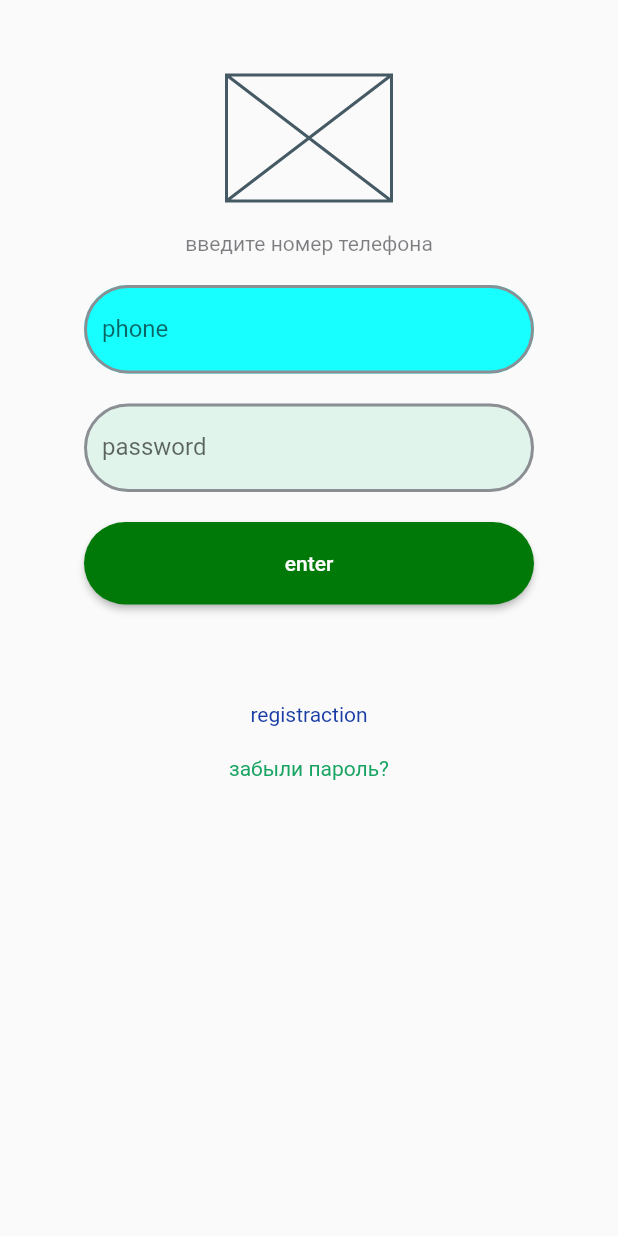
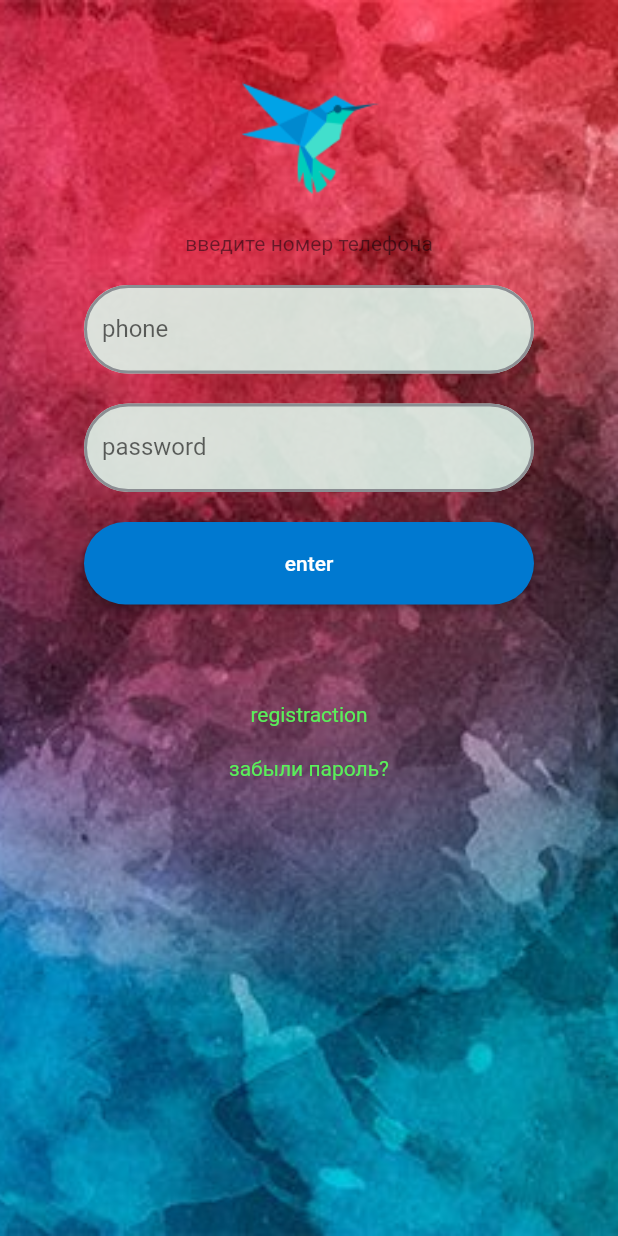
Before and after one commit to chevic4/UGNTU-TASKS-autorization_screen, a Flutter app: the screen it shows after launch, on a phone screen of 412 x 824 dp. Run offline on Flutter 3.47's test engine with Material 2 defaults, Android fonts, the phone set to English and light mode, and no system bars.

Commit message:
добавлены картинки в приложение

```diff
--- a/lib/main.dart
+++ b/lib/main.dart
@@ -18,20 +18,28 @@ class MyApp extends StatelessWidget {
     return MaterialApp(
       home: Scaffold(
         body: Container(
+          decoration: BoxDecoration(
+            image: DecorationImage(
+            image: AssetImage("assets/best-watercolor-backgrounds.jpeg"),
+            fit: BoxFit.fitHeight,
+          ),
+          ),
           width: double.infinity,
           padding: EdgeInsets.symmetric(horizontal: 40),
           child: Column (children: [
             SizedBox(height: 50,),
-            SizedBox(width: 110, height: 84, child: Placeholder(),),
+            const SizedBox(width: 110, height: 84, child: Image(image: AssetImage('assets/dart-logo 1.png')),),
             SizedBox(height: 20,),
             Text('введите номер телефона',
               style: TextStyle (fontSize: 14, color: Color.fromRGBO(0, 0, 8, 0.5)),),
             SizedBox(height: 20,),
             const SizedBox(width: 300,
             child: TextField(
+              keyboardType: TextInputType.phone,
               decoration: InputDecoration(
                 filled: true,
-                fillColor: Colors.cyanAccent,
+                fillColor: Color.fromRGBO(
+                    221, 243, 233, 0.9019607843137255),
                 enabledBorder: borderStyle,
                 focusedBorder: borderStyle,
                 disabledBorder: borderStyle,
@@ -60,7 +68,7 @@ class MyApp extends StatelessWidget {
               ElevatedButton(onPressed: () {},
                   child: Text('enter'),
                   style: ElevatedButton.styleFrom(
-                    primary: Color(0xFF007908),
+                    primary: Color(0xFF0079D0),
                     shape: RoundedRectangleBorder(
                       borderRadius: BorderRadius.circular(36.0),
                     ),
@@ -70,11 +78,11 @@ class MyApp extends StatelessWidget {
             SizedBox(height: 65,),
             InkWell(child: const Text('registraction',
               style: TextStyle (fontSize: 14, color: Color.fromRGBO(
-                  1, 40, 155, 0.9019607843137255)),), onTap: () {}),
+                  90, 239, 90, 1.0)),), onTap: () {}),
             SizedBox(height: 20,),
             InkWell(child: const Text('забыли пароль?',
               style: TextStyle (fontSize: 14, color: Color.fromRGBO(
-                  1, 155, 83, 0.9019607843137255)),), onTap: () {}),
+                  90, 239, 90, 1.0)),), onTap: () {}),
           ],),
         )
       ),
--- a/pubspec.yaml
+++ b/pubspec.yaml
@@ -51,6 +51,9 @@ dev_dependencies:
 
 # The following section is specific to Flutter.
 flutter:
+  assets:
+    - assets/dart-logo 1.png
+    - assets/best-watercolor-backgrounds.jpeg
 
   # The following line ensures that the Material Icons font is
   # included with your application, so that you can use the icons in
```
Also changed, not shown: assets/best-watercolor-backgrounds.jpeg (added), assets/dart-logo 1.png (added).
